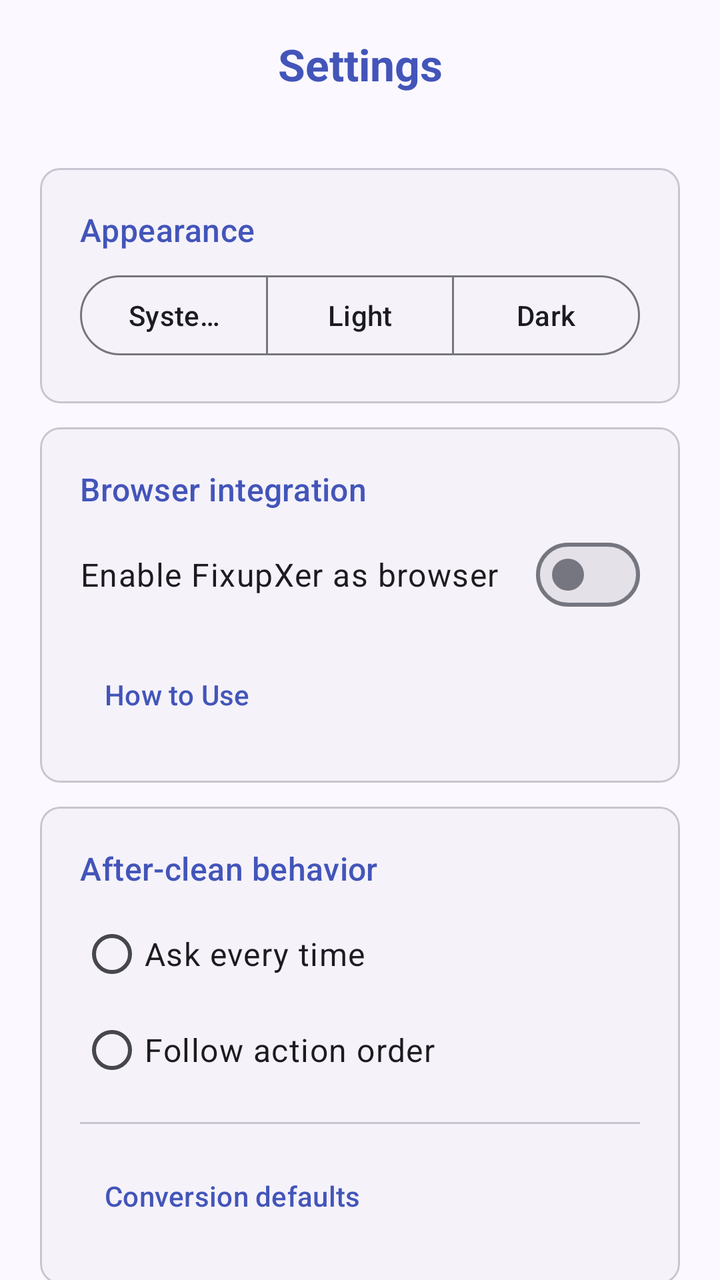
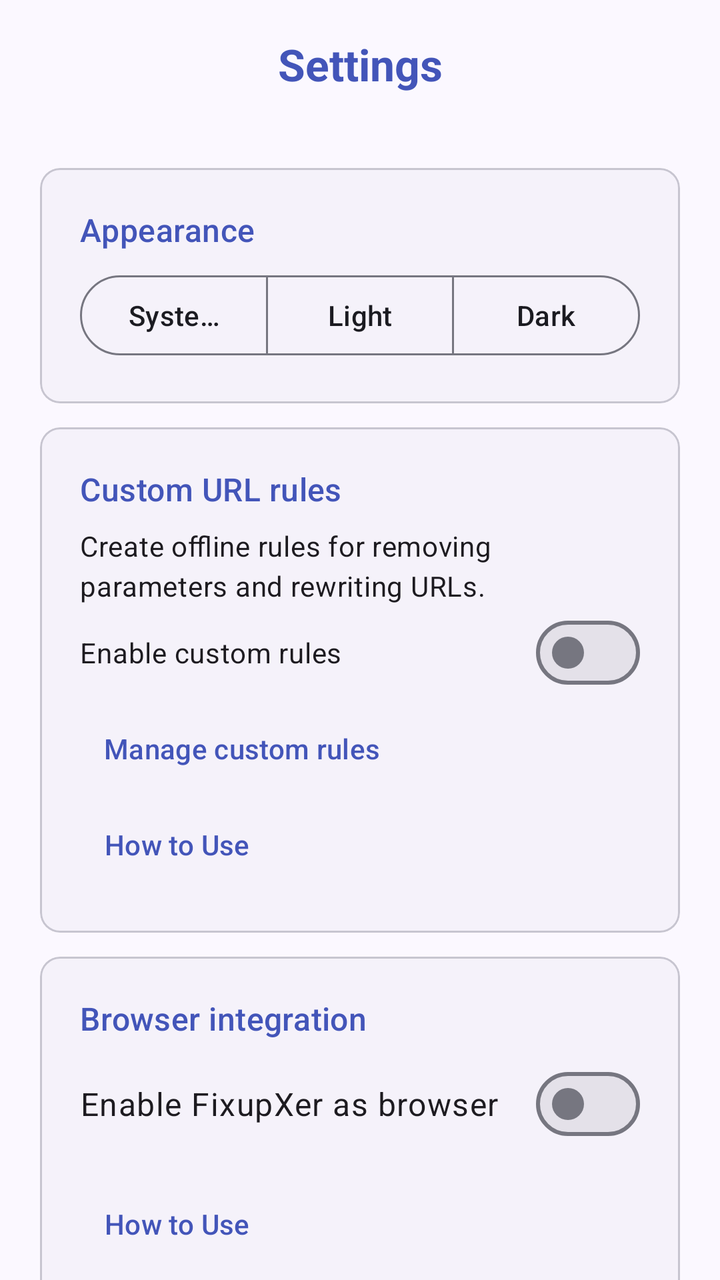

Compare the two renders of this Android layout. The source of the first and the diff that turns it into the second are given below.
<!-- AndroidManifest.xml: activity theme Theme.FixupXer -->
<!-- res/layout/activity_settings.xml -->
<?xml version="1.0" encoding="utf-8"?>
<androidx.coordinatorlayout.widget.CoordinatorLayout xmlns:android="http://schemas.android.com/apk/res/android"
    xmlns:app="http://schemas.android.com/apk/res-auto"
    xmlns:tools="http://schemas.android.com/tools"
    android:layout_width="match_parent"
    android:layout_height="match_parent"
    android:background="?attr/colorSurface"
    android:fitsSystemWindows="false"
    tools:ignore="Overdraw"
    tools:context=".ui.SettingsActivity">

    <com.google.android.material.appbar.AppBarLayout
        android:id="@+id/appBarLayout"
        android:layout_width="match_parent"
        android:layout_height="wrap_content"
        android:background="@android:color/transparent"
        android:stateListAnimator="@null"
        android:outlineProvider="none"
        app:liftOnScroll="false"
        app:liftOnScrollColor="@android:color/transparent"
        app:elevation="0dp">

        <androidx.constraintlayout.widget.ConstraintLayout
            android:layout_width="match_parent"
            android:layout_height="wrap_content">

            <androidx.appcompat.widget.Toolbar
                android:id="@+id/toolbar"
                android:layout_width="match_parent"
                android:layout_height="?attr/actionBarSize"
                android:background="@android:color/transparent"
                android:theme="@style/ThemeOverlay.Material3.ActionBar"
                app:layout_constraintEnd_toEndOf="parent"
                app:layout_constraintStart_toStartOf="parent"
                app:layout_constraintTop_toTopOf="parent" />

            <TextView
                android:id="@+id/titleTextView"
                android:layout_width="0dp"
                android:layout_height="wrap_content"
                android:layout_marginStart="@dimen/padding_large"
                android:layout_marginEnd="@dimen/padding_large"
                
                android:text="@string/settings_title"
                android:textAlignment="center"
                android:textAppearance="@style/TextAppearance.Material3.TitleLarge"
                android:textColor="?attr/colorPrimary"
                android:textStyle="bold"
                app:layout_constraintBottom_toBottomOf="@id/toolbar"
                app:layout_constraintEnd_toEndOf="parent"
                app:layout_constraintStart_toStartOf="parent"
                app:layout_constraintTop_toTopOf="@id/toolbar" />

        </androidx.constraintlayout.widget.ConstraintLayout>

    </com.google.android.material.appbar.AppBarLayout>

    <androidx.core.widget.NestedScrollView
        android:id="@+id/mainScrollView"
        android:layout_width="match_parent"
        android:layout_height="match_parent"
        android:fillViewport="true"
        app:layout_behavior="@string/appbar_scrolling_view_behavior">

        <LinearLayout
            android:layout_width="match_parent"
            android:layout_height="wrap_content"
            android:orientation="vertical"
            android:padding="@dimen/padding_large">

            
            <com.google.android.material.card.MaterialCardView
                android:layout_width="match_parent"
                android:layout_height="wrap_content"
                android:layout_marginBottom="@dimen/padding_medium"
                app:cardCornerRadius="@dimen/card_corner_radius">

                <LinearLayout
                    android:layout_width="match_parent"
                    android:layout_height="wrap_content"
                    android:orientation="vertical"
                    android:padding="@dimen/padding_large">

                    <TextView
                        android:layout_width="wrap_content"
                        android:layout_height="wrap_content"
                        android:text="@string/appearance"
                        android:textAppearance="@style/TextAppearance.Material3.TitleMedium"
                        android:textColor="?attr/colorPrimary"
                        android:layout_marginBottom="@dimen/padding_small" />

                    <com.google.android.material.button.MaterialButtonToggleGroup
                        android:id="@+id/themeToggleGroup"
                        android:layout_width="match_parent"
                        android:layout_height="wrap_content"
                        app:selectionRequired="true"
                        app:singleSelection="true">

                        <com.google.android.material.button.MaterialButton
                            android:id="@+id/buttonThemeSystem"
                            style="?attr/materialButtonOutlinedStyle"
                            android:layout_width="0dp"
                            android:layout_height="wrap_content"
                            android:layout_weight="1"
                            android:text="@string/theme_system" />

                        <com.google.android.material.button.MaterialButton
                            android:id="@+id/buttonThemeLight"
                            style="?attr/materialButtonOutlinedStyle"
                            android:layout_width="0dp"
                            android:layout_height="wrap_content"
                            android:layout_weight="1"
                            android:text="@string/theme_light" />

                        <com.google.android.material.button.MaterialButton
                            android:id="@+id/buttonThemeDark"
                            style="?attr/materialButtonOutlinedStyle"
                            android:layout_width="0dp"
                            android:layout_height="wrap_content"
                            android:layout_weight="1"
                            android:text="@string/theme_dark" />

                    </com.google.android.material.button.MaterialButtonToggleGroup>

                </LinearLayout>

            </com.google.android.material.card.MaterialCardView>

            
            <com.google.android.material.card.MaterialCardView
                android:layout_width="match_parent"
                android:layout_height="wrap_content"
                android:layout_marginBottom="@dimen/padding_medium"
                app:cardCornerRadius="@dimen/card_corner_radius">

                <LinearLayout
                    android:layout_width="match_parent"
                    android:layout_height="wrap_content"
                    android:orientation="vertical"
                    android:padding="@dimen/padding_large">

                    <TextView
                        android:layout_width="wrap_content"
                        android:layout_height="wrap_content"
                        android:text="@string/browser_integration"
                        android:textAppearance="@style/TextAppearance.Material3.TitleMedium"
                        android:textColor="?attr/colorPrimary"
                        android:layout_marginBottom="@dimen/padding_small" />

                    <com.google.android.material.materialswitch.MaterialSwitch
                        android:id="@+id/switchBrowserMode"
                        android:layout_width="match_parent"
                        android:layout_height="wrap_content"
                        android:text="@string/enable_browser_mode"
                        android:textAppearance="@style/TextAppearance.Material3.BodyLarge" />

                    <com.google.android.material.button.MaterialButton
                        android:id="@+id/buttonReadThis"
                        android:layout_width="wrap_content"
                        android:layout_height="wrap_content"
                        android:layout_marginTop="@dimen/padding_medium"
                        android:text="@string/read_this"
                        style="@style/Widget.Material3.Button.TextButton" />

                </LinearLayout>

            </com.google.android.material.card.MaterialCardView>

            
            <com.google.android.material.card.MaterialCardView
                android:layout_width="match_parent"
                android:layout_height="wrap_content"
                android:layout_marginBottom="@dimen/padding_medium"
                app:cardCornerRadius="@dimen/card_corner_radius">

                <LinearLayout
                    android:layout_width="match_parent"
                    android:layout_height="wrap_content"
                    android:orientation="vertical"
                    android:padding="@dimen/padding_large">

                    <TextView
                        android:layout_width="wrap_content"
                        android:layout_height="wrap_content"
                        android:text="@string/after_clean_behavior"
                        android:textAppearance="@style/TextAppearance.Material3.TitleMedium"
                        android:textColor="?attr/colorPrimary"
                        android:layout_marginBottom="@dimen/padding_small" />

                    <RadioGroup
                        android:id="@+id/radioGroupActionMode"
                        android:layout_width="match_parent"
                        android:layout_height="wrap_content">

                        <com.google.android.material.radiobutton.MaterialRadioButton
                            android:id="@+id/radioAskEveryTime"
                            android:layout_width="match_parent"
                            android:layout_height="wrap_content"
                            android:text="@string/action_mode_ask"
                            android:textAppearance="@style/TextAppearance.Material3.BodyLarge" />

                        <com.google.android.material.radiobutton.MaterialRadioButton
                            android:id="@+id/radioFollowPriority"
                            android:layout_width="match_parent"
                            android:layout_height="wrap_content"
                            android:text="@string/action_mode_priority"
                            android:textAppearance="@style/TextAppearance.Material3.BodyLarge" />

                    </RadioGroup>
                    
                    <com.google.android.material.divider.MaterialDivider
                        android:layout_width="match_parent"
                        android:layout_height="wrap_content"
                        android:layout_marginTop="@dimen/padding_medium"
                        android:layout_marginBottom="@dimen/padding_medium" />
                    
                    <com.google.android.material.button.MaterialButton
                        android:id="@+id/buttonConversionDefaults"
                        android:layout_width="wrap_content"
                        android:layout_height="wrap_content"
                        android:text="@string/conversion_defaults"
                        style="@style/Widget.Material3.Button.TextButton" />

                </LinearLayout>

            </com.google.android.material.card.MaterialCardView>

            
            <com.google.android.material.card.MaterialCardView
                android:id="@+id/actionPrioritySection"
                android:layout_width="match_parent"
                android:layout_height="wrap_content"
                android:visibility="gone"
                app:cardCornerRadius="@dimen/card_corner_radius">

                <LinearLayout
                    android:layout_width="match_parent"
                    android:layout_height="wrap_content"
                    android:orientation="vertical"
                    android:padding="@dimen/padding_large">

                    <TextView
                        android:layout_width="wrap_content"
                        android:layout_height="wrap_content"
                        android:text="@string/action_priority"
                        android:textAppearance="@style/TextAppearance.Material3.TitleMedium"
                        android:textColor="?attr/colorPrimary"
                        android:layout_marginBottom="@dimen/padding_small" />

                    <com.google.android.material.divider.MaterialDivider
                        android:layout_width="match_parent"
                        android:layout_height="wrap_content"
                        android:layout_marginBottom="@dimen/padding_small" />

                    <androidx.recyclerview.widget.RecyclerView
                        android:id="@+id/recyclerViewActionPriority"
                        android:layout_width="match_parent"
                        android:layout_height="wrap_content"
                        android:nestedScrollingEnabled="false" />

                </LinearLayout>

            </com.google.android.material.card.MaterialCardView>

        </LinearLayout>

    </androidx.core.widget.NestedScrollView>

</androidx.coordinatorlayout.widget.CoordinatorLayout>
<!-- resources referenced by this layout -->
<resources>
  <dimen name="card_corner_radius">12dp</dimen>
  <dimen name="padding_large">24dp</dimen>
  <dimen name="padding_medium">16dp</dimen>
  <dimen name="padding_small">8dp</dimen>
  <string name="action_mode_ask">Ask every time</string>
  <string name="action_mode_priority">Follow action order</string>
  <string name="action_priority">Action priority</string>
  <string name="after_clean_behavior">After-clean behavior</string>
  <string name="appearance">Appearance</string>
  <string name="browser_integration">Browser integration</string>
  <string name="conversion_defaults">Conversion defaults</string>
  <string name="enable_browser_mode">Enable FixupXer as browser</string>
  <string name="read_this">How to Use</string>
  <string name="settings_title">Settings</string>
  <string name="theme_dark">Dark</string>
  <string name="theme_light">Light</string>
  <string name="theme_system">System</string>
  <style name="Theme.FixupXer" parent="Base.Theme.FixupXer" />
  <color name="md_theme_primary">#4355B9</color>
  <color name="md_theme_onPrimary">#FFFFFF</color>
  <color name="md_theme_primaryContainer">#DEE0FF</color>
  <color name="md_theme_onPrimaryContainer">#00105C</color>
  <color name="md_theme_secondary">#5B5D72</color>
  <color name="md_theme_onSecondary">#FFFFFF</color>
  <color name="md_theme_secondaryContainer">#E0E1F9</color>
  <color name="md_theme_onSecondaryContainer">#181A2C</color>
  <color name="md_theme_tertiary">#77536D</color>
  <color name="md_theme_onTertiary">#FFFFFF</color>
  <color name="md_theme_tertiaryContainer">#FFD7F1</color>
  <color name="md_theme_onTertiaryContainer">#2D1228</color>
  <color name="md_theme_error">#BA1A1A</color>
  <color name="md_theme_onError">#FFFFFF</color>
  <color name="md_theme_errorContainer">#FFDAD6</color>
  <color name="md_theme_onErrorContainer">#410002</color>
  <color name="md_theme_background">#FBF8FF</color>
  <color name="md_theme_onBackground">#1B1B21</color>
  <color name="md_theme_surface">#FBF8FF</color>
  <color name="md_theme_onSurface">#1B1B21</color>
  <color name="md_theme_surfaceVariant">#E3E1EC</color>
  <color name="md_theme_onSurfaceVariant">#46464F</color>
  <color name="md_theme_outline">#767680</color>
  <color name="md_theme_outlineVariant">#C7C5D0</color>
  <color name="md_theme_surfaceContainerLowest">#FFFFFF</color>
  <color name="md_theme_surfaceContainerLow">#F5F2FA</color>
  <color name="md_theme_surfaceContainer">#EFEDF4</color>
  <color name="md_theme_surfaceContainerHigh">#E9E7EF</color>
  <color name="md_theme_surfaceContainerHighest">#E4E1E9</color>
  <color name="md_theme_inverseSurface">#303036</color>
  <color name="md_theme_inverseOnSurface">#F2EFF7</color>
  <color name="md_theme_inversePrimary">#BAC3FF</color>
  <style name="CardStyle" parent="Widget.Material3.CardView.Elevated">
          <item name="cardCornerRadius">@dimen/card_corner_radius</item>
          <item name="cardElevation">0dp</item>
          <item name="strokeWidth">@dimen/card_stroke_width</item>
          <item name="strokeColor">@color/md_theme_outlineVariant</item>
      </style>
  <style name="SwitchStyle" parent="Widget.Material3.CompoundButton.MaterialSwitch" />
  <style name="ButtonStyle" parent="Widget.Material3.Button" />
  <dimen name="card_stroke_width">1dp</dimen>
  <!-- unchanged entries left out for length: 1 -->
</resources>

<!-- the commit's change to res/layout/activity_settings.xml (unified diff, before → after) -->
@@ -142,6 +142,56 @@
                     <TextView
                         android:layout_width="wrap_content"
                         android:layout_height="wrap_content"
+                        android:text="@string/custom_rules_title"
+                        android:textAppearance="@style/TextAppearance.Material3.TitleMedium"
+                        android:textColor="?attr/colorPrimary" />
+
+                    <TextView
+                        android:id="@+id/textCustomRulesCount"
+                        android:layout_width="match_parent"
+                        android:layout_height="wrap_content"
+                        android:layout_marginTop="@dimen/padding_small"
+                        android:text="@string/custom_rules_description"
+                        android:textAppearance="@style/TextAppearance.Material3.BodyMedium" />
+
+                    <com.google.android.material.materialswitch.MaterialSwitch
+                        android:id="@+id/switchCustomRules"
+                        android:layout_width="match_parent"
+                        android:layout_height="wrap_content"
+                        android:text="@string/custom_rules_enabled" />
+
+                    <com.google.android.material.button.MaterialButton
+                        android:id="@+id/buttonCustomRules"
+                        style="@style/Widget.Material3.Button.TextButton"
+                        android:layout_width="wrap_content"
+                        android:layout_height="wrap_content"
+                        android:text="@string/custom_rules_manage" />
+
+                    <com.google.android.material.button.MaterialButton
+                        android:id="@+id/buttonCustomRulesHowTo"
+                        style="@style/Widget.Material3.Button.TextButton"
+                        android:layout_width="wrap_content"
+                        android:layout_height="wrap_content"
+                        android:text="@string/how_to_use" />
+                </LinearLayout>
+            </com.google.android.material.card.MaterialCardView>
+
+            
+            <com.google.android.material.card.MaterialCardView
+                android:layout_width="match_parent"
+                android:layout_height="wrap_content"
+                android:layout_marginBottom="@dimen/padding_medium"
+                app:cardCornerRadius="@dimen/card_corner_radius">
+
+                <LinearLayout
+                    android:layout_width="match_parent"
+                    android:layout_height="wrap_content"
+                    android:orientation="vertical"
+                    android:padding="@dimen/padding_large">
+
+                    <TextView
+                        android:layout_width="wrap_content"
+                        android:layout_height="wrap_content"
                         android:text="@string/browser_integration"
                         android:textAppearance="@style/TextAppearance.Material3.TitleMedium"
                         android:textColor="?attr/colorPrimary"
@@ -159,7 +209,7 @@
                         android:layout_width="wrap_content"
                         android:layout_height="wrap_content"
                         android:layout_marginTop="@dimen/padding_medium"
-                        android:text="@string/read_this"
+                        android:text="@string/how_to_use"
                         style="@style/Widget.Material3.Button.TextButton" />
 
                 </LinearLayout>
<!-- resource entries referenced after the edit -->
@@ -11,8 +11,12 @@
   <string name="appearance">Appearance</string>
   <string name="browser_integration">Browser integration</string>
   <string name="conversion_defaults">Conversion defaults</string>
+  <string name="custom_rules_description">Create offline rules for removing parameters and rewriting URLs.</string>
+  <string name="custom_rules_enabled">Enable custom rules</string>
+  <string name="custom_rules_manage">Manage custom rules</string>
+  <string name="custom_rules_title">Custom URL rules</string>
   <string name="enable_browser_mode">Enable FixupXer as browser</string>
-  <string name="read_this">How to Use</string>
+  <string name="how_to_use">How to Use</string>
   <string name="settings_title">Settings</string>
   <string name="theme_dark">Dark</string>
   <string name="theme_light">Light</string>
